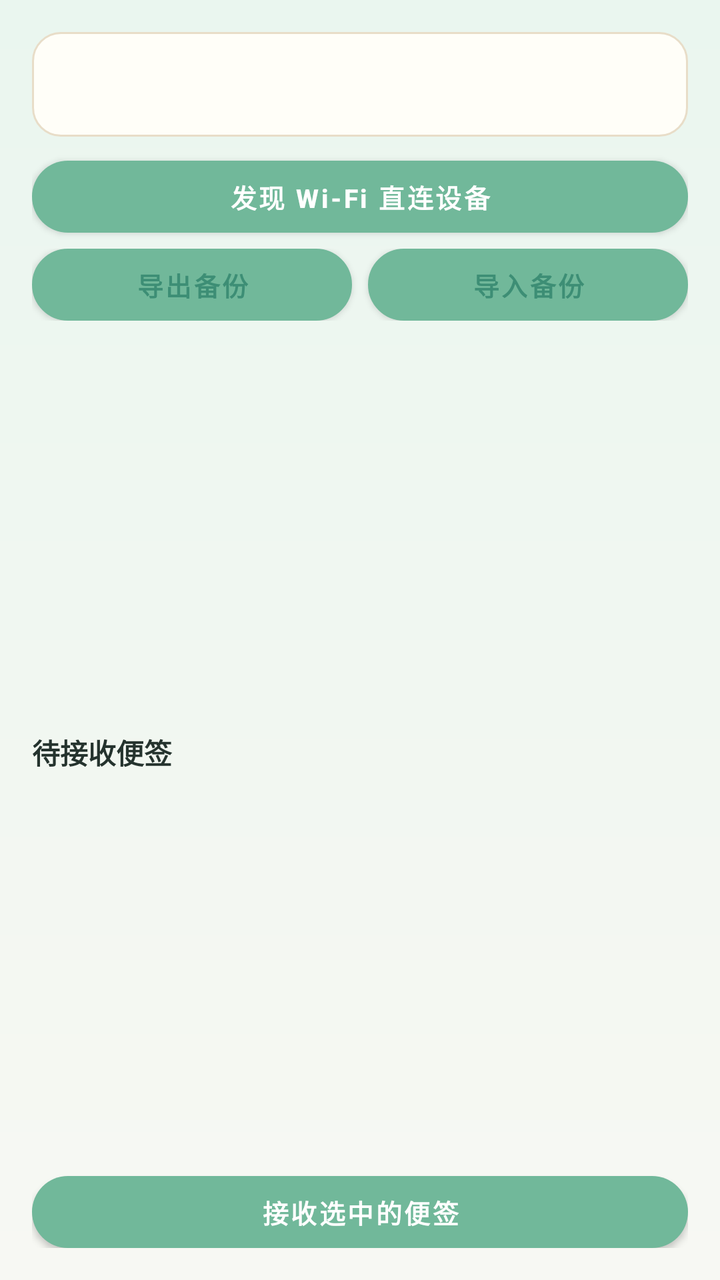
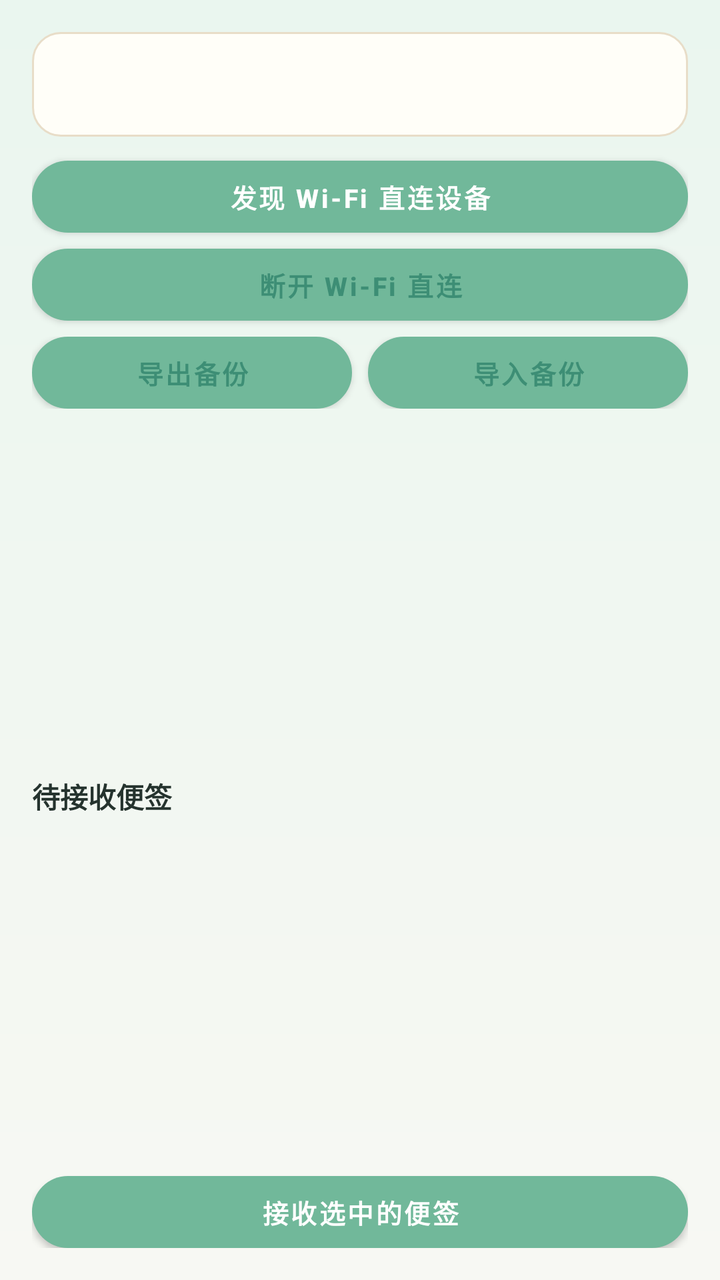

An Android layout rendered at two revisions. The XML below is the earlier revision; the diff shows what the commit changed to produce the second picture.
<!-- AndroidManifest.xml: application theme Theme.RainNote -->
<!-- res/layout/fragment_reflow.xml -->
<?xml version="1.0" encoding="utf-8"?>
<LinearLayout xmlns:android="http://schemas.android.com/apk/res/android"
    xmlns:tools="http://schemas.android.com/tools"
    android:layout_width="match_parent"
    android:layout_height="match_parent"
    android:background="@drawable/bg_rainnote_root"
    android:orientation="vertical"
    android:padding="16dp"
    tools:context=".ui.reflow.ReflowFragment">

    <TextView
        android:id="@+id/text_reflow"
        android:layout_width="match_parent"
        android:layout_height="wrap_content"
        android:background="@drawable/bg_paper"
        android:maxLines="9"
        android:padding="16dp"
        android:scrollbars="vertical"
        android:textColor="@color/rn_text"
        android:textSize="15sp" />

    <Button
        android:id="@+id/button_discover_wifi"
        style="@style/RainNoteButtonPrimary"
        android:layout_width="match_parent"
        android:layout_height="36dp"
        android:layout_marginTop="12dp"
        android:text="发现 Wi‑Fi 直连设备" />

    <LinearLayout
        android:layout_width="match_parent"
        android:layout_height="wrap_content"
        android:layout_marginTop="8dp"
        android:orientation="horizontal">

        <Button
            android:id="@+id/button_export_backup"
            style="@style/RainNoteButtonSoft"
            android:layout_width="0dp"
            android:layout_height="36dp"
            android:layout_weight="1"
            android:text="导出备份" />

        <Button
            android:id="@+id/button_import_backup"
            style="@style/RainNoteButtonSoft"
            android:layout_width="0dp"
            android:layout_height="36dp"
            android:layout_marginStart="8dp"
            android:layout_weight="1"
            android:text="导入备份" />
    </LinearLayout>

    <androidx.recyclerview.widget.RecyclerView
        android:id="@+id/recyclerview_wifi_peers"
        android:layout_width="match_parent"
        android:layout_height="0dp"
        android:layout_marginTop="8dp"
        android:layout_weight="1" />

    <TextView
        android:layout_width="match_parent"
        android:layout_height="wrap_content"
        android:layout_marginTop="8dp"
        android:text="待接收便签"
        android:textColor="@color/rn_text"
        android:textStyle="bold" />

    <androidx.recyclerview.widget.RecyclerView
        android:id="@+id/recyclerview_pending_notes"
        android:layout_width="match_parent"
        android:layout_height="0dp"
        android:layout_marginTop="4dp"
        android:layout_weight="1" />

    <Button
        android:id="@+id/button_accept_pending"
        style="@style/RainNoteButtonPrimary"
        android:layout_width="match_parent"
        android:layout_height="36dp"
        android:layout_marginTop="8dp"
        android:text="接收选中的便签" />
</LinearLayout>
<!-- resources referenced by this layout -->
<resources>
  <color name="rn_text">#FF25332E</color>
  <!-- drawable bg_paper (drawable) -->
  <?xml version="1.0" encoding="utf-8"?>
  <shape xmlns:android="http://schemas.android.com/apk/res/android">
      <solid android:color="#FFFFFEF8" />
      <corners android:radius="14dp" />
      <stroke
          android:width="1dp"
          android:color="#FFE8DDC8" />
  </shape>
  <!-- drawable bg_rainnote_root (drawable) -->
  <?xml version="1.0" encoding="utf-8"?>
  <shape xmlns:android="http://schemas.android.com/apk/res/android">
      <gradient
          android:angle="270"
          android:endColor="#FFF7F8F3"
          android:startColor="#FFEAF6EF" />
  </shape>
  <style name="RainNoteButtonPrimary" parent="RainNoteButtonBase">
          <item name="android:background">@drawable/bg_button_primary</item>
          <item name="android:textColor">@color/white</item>
      </style>
  <style name="RainNoteButtonSoft" parent="RainNoteButtonBase">
          <item name="android:background">@drawable/bg_button_soft</item>
          <item name="android:textColor">@color/rn_primary_dark</item>
      </style>
  <style name="Theme.RainNote" parent="Theme.MaterialComponents.DayNight.DarkActionBar">
          
          <item name="colorPrimary">@color/rn_primary</item>
          <item name="colorPrimaryVariant">@color/rn_primary_dark</item>
          <item name="colorOnPrimary">@color/white</item>
          
          <item name="colorSecondary">@color/rn_primary</item>
          <item name="colorSecondaryVariant">@color/rn_primary_dark</item>
          <item name="colorOnSecondary">@color/white</item>
          
          <item name="android:statusBarColor">@color/rn_bg</item>
          <item name="android:navigationBarColor">@color/rn_bg</item>
          <item name="android:windowLightStatusBar" tools:targetApi="m">true</item>
          
      </style>
  <style name="RainNoteButtonBase">
          <item name="android:backgroundTint">@null</item>
          <item name="android:includeFontPadding">true</item>
          <item name="android:minWidth">0dp</item>
          <item name="android:minHeight">0dp</item>
          <item name="android:gravity">center</item>
          <item name="android:textAllCaps">false</item>
          <item name="android:textStyle">bold</item>
          <item name="android:textSize">13sp</item>
          <item name="android:paddingTop">0dp</item>
          <item name="android:paddingBottom">0dp</item>
      </style>
  <!-- drawable bg_button_primary (drawable) -->
  <?xml version="1.0" encoding="utf-8"?>
  <shape xmlns:android="http://schemas.android.com/apk/res/android">
      <solid android:color="@color/rn_primary" />
      <corners android:radius="999dp" />
  </shape>
  <color name="white">#FFFFFFFF</color>
  <!-- drawable bg_button_soft (drawable) -->
  <?xml version="1.0" encoding="utf-8"?>
  <shape xmlns:android="http://schemas.android.com/apk/res/android">
      <solid android:color="@color/rn_surface_soft" />
      <corners android:radius="999dp" />
      <stroke
          android:width="1dp"
          android:color="@color/rn_line" />
  </shape>
  <color name="rn_primary_dark">#FF3D8E75</color>
  <color name="rn_primary">#FF71B89A</color>
  <color name="rn_bg">#FFF7F8F3</color>
  <color name="rn_surface_soft">#FFF0F7EF</color>
  <color name="rn_line">#FFE2EBE4</color>
</resources>

<!-- the commit's change to res/layout/fragment_reflow.xml (unified diff, before → after) -->
@@ -26,6 +26,14 @@
         android:layout_height="36dp"
         android:layout_marginTop="12dp"
         android:text="发现 Wi‑Fi 直连设备" />
+
+    <Button
+        android:id="@+id/button_disconnect_wifi"
+        style="@style/RainNoteButtonSoft"
+        android:layout_width="match_parent"
+        android:layout_height="36dp"
+        android:layout_marginTop="8dp"
+        android:text="断开 Wi‑Fi 直连" />
 
     <LinearLayout
         android:layout_width="match_parent"
